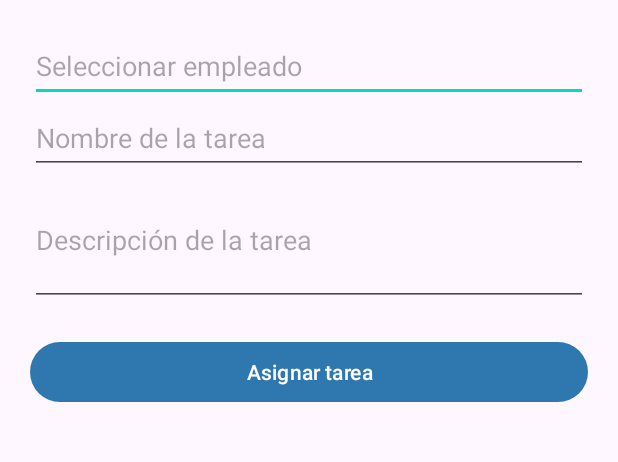
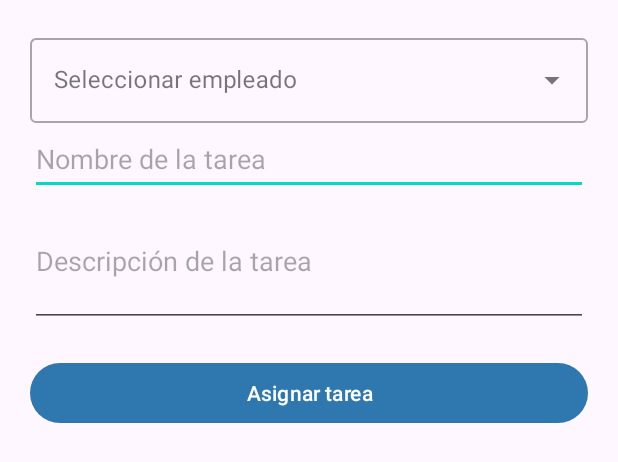
Before and after one commit to fercastillo6009/AltecomDevApp, an Android app: the layout fragment_asignar_tarea.xml on its own in the app's theme, with its tools: preview values and no code run, on a phone screen of 412 x 824 dp. Shown: the top 462 px of the screen. Run offline under Robolectric (Android 15) with nearby library versions, the phone set to English and light mode, and no system bars; Roboto replaces fonts that are not available here.

Commit message:
Versión 1.6.1: mejora en asignación de tareas y diseño visual

```diff
--- a/app/src/main/AndroidManifest.xml
+++ b/app/src/main/AndroidManifest.xml
@@ -44,7 +44,7 @@
         </activity>
 
         <receiver android:name=".RecordatorioReceiver" android:exported="false"/>
-        <activity android:name=".AsignarTareaActivity" />
+        <activity android:name=".AsignarTareaFragment" />
 
     </application>
 
--- a/app/src/main/java/com/example/fondodepantalla/FragmentosAdministrador/Constants.java
+++ b/app/src/main/java/com/example/fondodepantalla/FragmentosAdministrador/Constants.java
@@ -1,7 +1,7 @@
 package com.example.fondodepantalla.FragmentosAdministrador;
 
 public class Constants {
-    public static final double COMPANY_LATITUDE = 25.427673;      // Ejemplo: CDMX
+    public static final double COMPANY_LATITUDE = 25.427673;
     public static final double COMPANY_LONGITUDE = -103.278833;
-    public static final double ALLOWED_RADIUS_METERS = 200.0;   // Radio en metros
+    public static final double ALLOWED_RADIUS_METERS = 200.0;
 }
--- a/app/src/main/res/layout/activity_asignar_tarea.xml
+++ b/app/src/main/res/layout/fragment_asignar_tarea.xml
@@ -1,21 +1,36 @@
 <LinearLayout xmlns:android="http://schemas.android.com/apk/res/android"
+    xmlns:tools="http://schemas.android.com/tools"
     android:layout_width="match_parent"
     android:layout_height="match_parent"
     android:padding="20dp"
     android:orientation="vertical">
 
-    <AutoCompleteTextView
-        android:id="@+id/dropdownUsuarios"
+    <com.google.android.material.textfield.TextInputLayout
+        android:id="@+id/menuUsuariosLayout"
+        style="@style/Widget.MaterialComponents.TextInputLayout.OutlinedBox.ExposedDropdownMenu"
         android:layout_width="match_parent"
         android:layout_height="wrap_content"
-        android:hint="Seleccionar empleado"
-        android:minHeight="48dp" />
+        android:hint="Seleccionar empleado">
+
+        <AutoCompleteTextView
+            android:id="@+id/dropdownUsuarios"
+            android:layout_width="match_parent"
+            android:layout_height="wrap_content"
+            android:clickable="true"
+            android:cursorVisible="false"
+            android:focusable="false"
+            android:importantForAccessibility="yes"
+            android:inputType="none"
+            android:textColor="#000000"
+            tools:ignore="SpeakableTextPresentCheck" />
+    </com.google.android.material.textfield.TextInputLayout>
 
     <EditText
         android:id="@+id/editNombreTarea"
         android:layout_width="match_parent"
         android:layout_height="wrap_content"
         android:hint="Nombre de la tarea"
+        android:textColor="#000000"
         android:minHeight="48dp" />
 
     <EditText
@@ -24,6 +39,7 @@
         android:layout_height="wrap_content"
         android:hint="Descripción de la tarea"
         android:minLines="3"
+        android:textColor="#000000"
         android:inputType="textMultiLine" />
 
     <Button
@@ -31,6 +47,7 @@
         android:layout_width="match_parent"
         android:layout_height="wrap_content"
         android:text="Asignar tarea"
+        android:textColor="#FFFFFF"
         android:layout_marginTop="20dp" />
 
 </LinearLayout>
--- a/app/src/main/res/layout/fragment_registro_admin.xml
+++ b/app/src/main/res/layout/fragment_registro_admin.xml
@@ -144,6 +144,7 @@
                 android:layout_height="wrap_content"
                 android:layout_weight="1"
                 android:text="Borrar firma"
+                android:textColor="#FFFFFF"
                 android:layout_marginEnd="8dp"/>
 
             <Button
```
Also changed, not shown: app/src/main/java/com/example/fondodepantalla/FragmentosAdministrador/AsignarTareaFragment.java (renamed from app/src/main/java/com/example/fondodepantalla/AsignarTareaActivity.java, +42 -18 lines), app/src/main/java/com/example/fondodepantalla/MainActivityAdministrador.java (+5 -2 lines).
